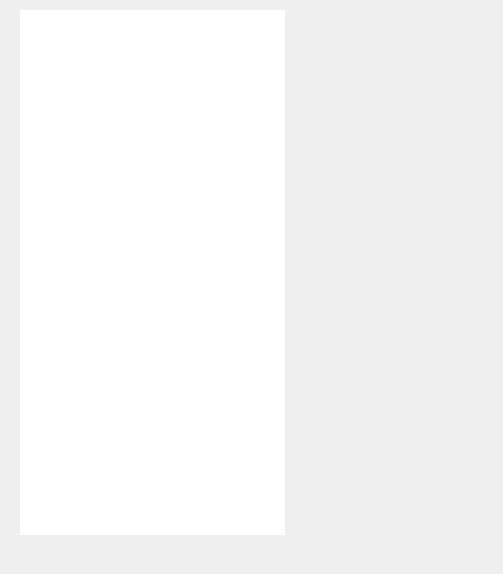
Above: Tetris_2.0/game.ui from annapotr/Tetris before the change. Below: the same form after it.
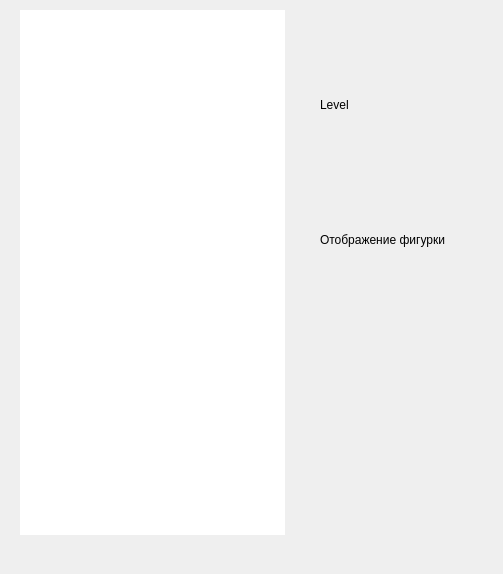
That is the form after the change. Icons and pictures are not drawn.

The edit to the form file:
```diff
--- a/Tetris_2.0/game.ui
+++ b/Tetris_2.0/game.ui
@@ -45,8 +45,8 @@
   <widget class="QPushButton" name="Close_game">
    <property name="geometry">
     <rect>
-     <x>319</x>
-     <y>20</y>
+     <x>320</x>
+     <y>10</y>
      <width>171</width>
      <height>61</height>
     </rect>
@@ -65,7 +65,7 @@
    <property name="geometry">
     <rect>
      <x>320</x>
-     <y>260</y>
+     <y>330</y>
      <width>170</width>
      <height>60</height>
     </rect>
@@ -109,8 +109,8 @@
   <widget class="QPushButton" name="pushButton">
    <property name="geometry">
     <rect>
-     <x>320</x>
-     <y>460</y>
+     <x>310</x>
+     <y>470</y>
      <width>170</width>
      <height>60</height>
     </rect>
@@ -123,6 +123,73 @@
     <string/>
    </property>
   </widget>
+  <widget class="QLabel" name="label">
+   <property name="geometry">
+    <rect>
+     <x>320</x>
+     <y>80</y>
+     <width>170</width>
+     <height>50</height>
+    </rect>
+   </property>
+   <property name="minimumSize">
+    <size>
+     <width>170</width>
+     <height>50</height>
+    </size>
+   </property>
+   <property name="maximumSize">
+    <size>
+     <width>170</width>
+     <height>50</height>
+    </size>
+   </property>
+   <property name="text">
+    <string>Level</string>
+   </property>
+  </widget>
+  <widget class="QLabel" name="label_figure">
+   <property name="geometry">
+    <rect>
+     <x>320</x>
+     <y>190</y>
+     <width>170</width>
+     <height>100</height>
+    </rect>
+   </property>
+   <property name="minimumSize">
+    <size>
+     <width>170</width>
+     <height>100</height>
+    </size>
+   </property>
+   <property name="maximumSize">
+    <size>
+     <width>179</width>
+     <height>100</height>
+    </size>
+   </property>
+   <property name="text">
+    <string>Отображение фигурки</string>
+   </property>
+  </widget>
+  <widget class="QLabel" name="label_score_numbers">
+   <property name="geometry">
+    <rect>
+     <x>330</x>
+     <y>400</y>
+     <width>151</width>
+     <height>41</height>
+    </rect>
+   </property>
+   <property name="styleSheet">
+    <string notr="true">font: 36pt &quot;Optima&quot;;
+color:rgb(0, 225, 216);</string>
+   </property>
+   <property name="text">
+    <string/>
+   </property>
+  </widget>
  </widget>
  <resources/>
  <connections>
```
Left out of the diff: 19 changed lines with no effect on the pictures.
